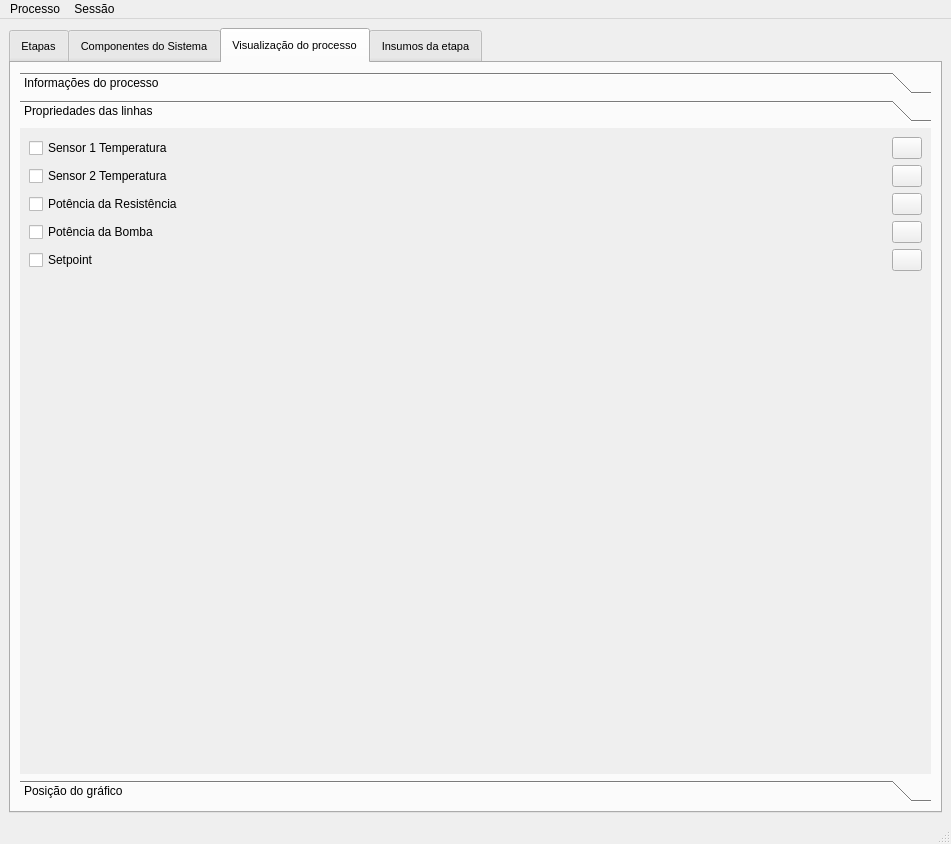
The window that mainwindow.ui (cristhianwb/BebumBrew) describes before a commit, drawn with Qt 5.
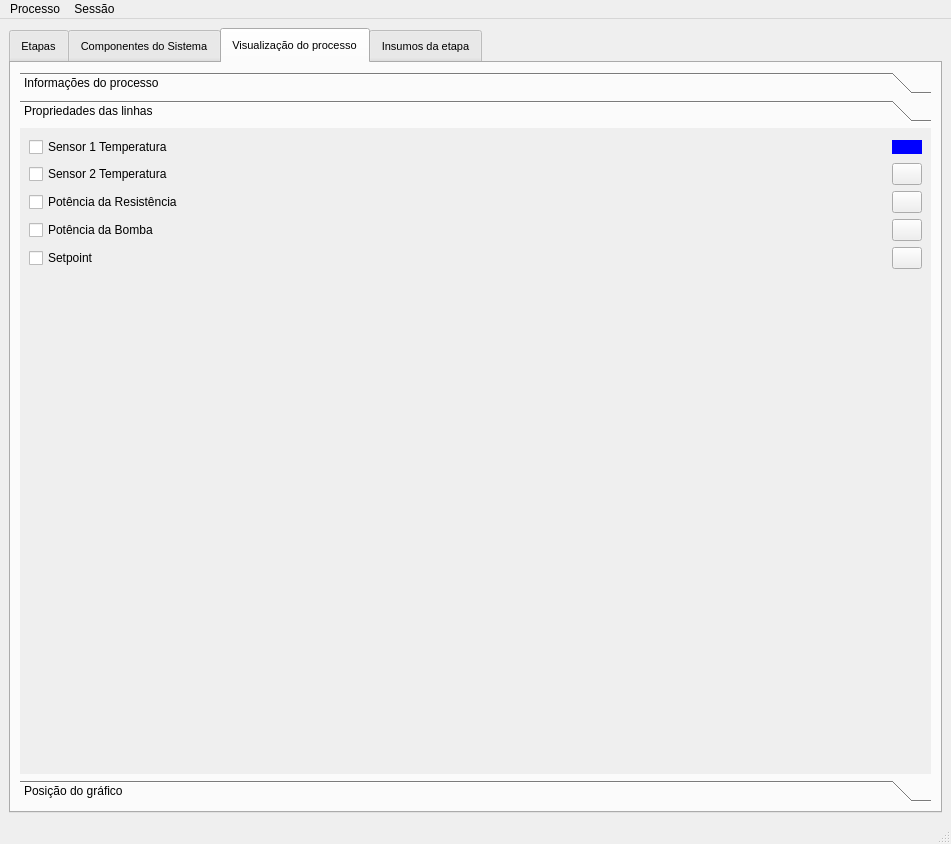
The same window after the commit. The open tabs and pages were chosen to show the change. Icons and pictures are not drawn.

What changed in the file:
```diff
--- a/mainwindow.ui
+++ b/mainwindow.ui
@@ -1314,8 +1314,8 @@
              <rect>
               <x>0</x>
               <y>0</y>
-              <width>272</width>
-              <height>219</height>
+              <width>903</width>
+              <height>608</height>
              </rect>
             </property>
             <attribute name="label">
@@ -1339,6 +1339,9 @@
                    <height>16777215</height>
                   </size>
                  </property>
+                 <property name="styleSheet">
+                  <string notr="true">background-color: rgb(0,0,255); border:  none</string>
+                 </property>
                  <property name="text">
                   <string/>
                  </property>
```
Left out of the diff: 9 changed lines with no effect on the pictures.
